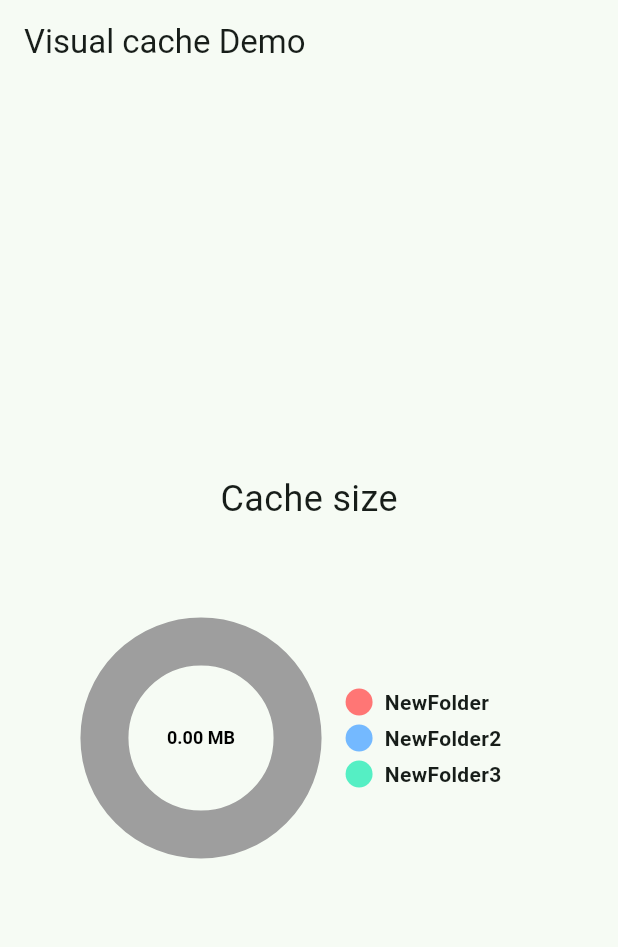
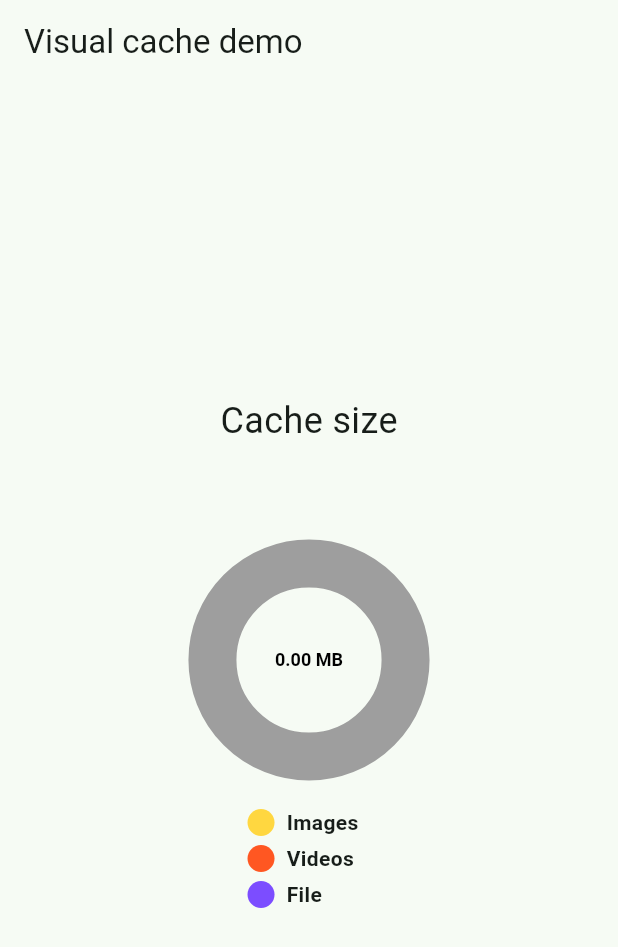
Before and after one commit to Smolla-ITc/visual_cache, a Flutter app: the screen it shows after launch, on a phone screen of 412 x 824 dp. Shown: the top 947 px of the screen. Run offline on Flutter 3.47's test engine with Material 2 defaults, Android fonts, the phone set to English and light mode, and no system bars; drawn by our look-alikes of pie_chart.

Commit message:
Version 1.0.0-betta.3

```diff
--- a/example/lib/main.dart
+++ b/example/lib/main.dart
@@ -1,5 +1,5 @@
 import 'package:flutter/material.dart';
-import 'package:visual_cache/widget/visual_widget.dart';
+import 'package:visual_cache/visual_cache.dart';
 
 void main() {
   runApp(const MyApp());
@@ -16,26 +16,19 @@ class MyApp extends StatelessWidget {
         colorScheme: ColorScheme.fromSeed(seedColor: Colors.greenAccent),
         useMaterial3: true,
       ),
-      home: const MyHomePage(title: 'Visual cache Demo'),
+      home: const VisualCacheDemo(),
     );
   }
 }
 
-class MyHomePage extends StatefulWidget {
-  const MyHomePage({super.key, required this.title});
+class VisualCacheDemo extends StatelessWidget {
+  const VisualCacheDemo({super.key});
 
-  final String title;
-
-  @override
-  State<MyHomePage> createState() => _MyHomePageState();
-}
-
-class _MyHomePageState extends State<MyHomePage> {
   @override
   Widget build(BuildContext context) {
     return Scaffold(
       appBar: AppBar(
-        title: Text(widget.title),
+        title: const Text('Visual cache demo'),
       ),
       body: const Center(
         child: Column(
@@ -45,9 +38,24 @@ class _MyHomePageState extends State<MyHomePage> {
               'Cache size',
               style: TextStyle(fontSize: 24),
             ),
-             SizedBox(height: 70,),
-
-             VisualCacheWidget(subdirectories: ['NewFolder','NewFolder2', 'NewFolder3'],)
+            SizedBox(height: 70),
+            VisualCache(
+              // 'Path to subdirectories ': 'Custom name subdirectories'
+              namedSubdirectories: {
+                'NewFolder': 'Images',
+                'NewFolder2': 'Videos',
+                'NewFolder3': 'File',
+              },
+              // Custom colors subdirectories
+              colorSubdirectories: [
+                Colors.amberAccent, // Images color
+                Colors.deepOrange, // Videos color
+                Colors.deepPurpleAccent, // File color
+                Colors
+                    .teal, // Add a final color for "Rest Cache" if you don't want it to be determined by itself
+              ],
+              showLegends: true, // Enable disable display of directory names
+            )
           ],
         ),
       ),
--- /dev/null
+++ b/lib/core/visual_constants.dart
@@ -0,0 +1,10 @@
+String formatSize(double sizeInBytes) {
+  const oneMB = 1024 * 1024;
+  const oneGB = 1024 * oneMB;
+
+  if (sizeInBytes >= oneGB) {
+    return '${(sizeInBytes / oneGB).toStringAsFixed(2)} GB';
+  } else {
+    return '${(sizeInBytes / oneMB).toStringAsFixed(2)} MB';
+  }
+}
--- /dev/null
+++ b/lib/core/visual_core.dart
@@ -0,0 +1,52 @@
+import 'dart:io';
+import 'package:flutter/material.dart';
+import 'package:path_provider/path_provider.dart';
+
+class VisualCacheCore {
+  /// Gets the cache directory and returns its size in MB or GB.
+  /// Gets the specified cache subdirectories and returns their total size in MB or GB.
+  /// If no subdirectories are specified, it returns the size of the entire cache directory.
+  Future<Map<String, int>> getCacheSizeDetails(
+      {List<String>? subdirectories}) async {
+    final cacheDir = await getTemporaryDirectory();
+    Map<String, int> sizes = {};
+
+    int totalCacheSize = await _calculateDirectorySize(cacheDir);
+    int specifiedDirsSize = 0;
+
+    if (subdirectories != null && subdirectories.isNotEmpty) {
+      for (var subdir in subdirectories) {
+        final subDirPath = Directory('${cacheDir.path}/$subdir');
+        if (await subDirPath.exists()) {
+          int subdirSize = await _calculateDirectorySize(subDirPath);
+          sizes[subdir] = subdirSize;
+          specifiedDirsSize += subdirSize;
+        } else {
+          sizes[subdir] = 0;
+        }
+      }
+    }
+
+    int remainingSize = totalCacheSize - specifiedDirsSize;
+    if (remainingSize > 0) {
+      sizes['Rest cache'] = remainingSize;
+    }
+    return sizes;
+  }
+
+  /// Recursively calculates the size of a directory and its subdirectories.
+  Future<int> _calculateDirectorySize(Directory dir) async {
+    int size = 0;
+    try {
+      final files = dir.listSync(recursive: true);
+      for (var file in files) {
+        if (file is File) {
+          size += await file.length();
+        }
+      }
+    } catch (e) {
+      debugPrint('Error calculating directory size: $e');
+    }
+    return size;
+  }
+}
--- a/lib/visual_cache.dart
+++ b/lib/visual_cache.dart
@@ -1,46 +1,76 @@
 library visual_cache;
 
-import 'dart:io';
 import 'package:flutter/material.dart';
-import 'package:path_provider/path_provider.dart';
+import 'package:pie_chart/pie_chart.dart';
+import 'package:visual_cache/core/visual_constants.dart';
+import 'package:visual_cache/core/visual_core.dart';
 
-class VisualCache {
-  /// Gets the cache directory and returns its size in MB or GB.
-  /// Gets the specified cache subdirectories and returns their total size in MB or GB.
-  /// If no subdirectories are specified, it returns the size of the entire cache directory.
-  Future<Map<String, int>> getCacheSizeDetails({List<String>? subdirectories}) async {
-    final cacheDir = await getTemporaryDirectory();
-    Map<String, int> sizes = {};
+class VisualCache extends StatelessWidget {
+  final Map<String, String> namedSubdirectories;
+  final List<Color> colorSubdirectories;
+  final bool showLegends;
 
-    if (subdirectories == null || subdirectories.isEmpty) {
-      sizes['Total Cache'] = await _calculateDirectorySize(cacheDir);
-    } else {
-      for (var subdir in subdirectories) {
-        final subDirPath = Directory('${cacheDir.path}/$subdir');
-        if (await subDirPath.exists()) {
-          sizes[subdir] = await _calculateDirectorySize(subDirPath);
+  const VisualCache({
+    super.key,
+    required this.namedSubdirectories,
+    required this.colorSubdirectories,
+    required this.showLegends,
+  });
+
+  @override
+  Widget build(BuildContext context) {
+    return FutureBuilder<Map<String, int>>(
+      future: VisualCacheCore().getCacheSizeDetails(
+          subdirectories: namedSubdirectories.keys.toList()),
+      builder: (context, snapshot) {
+        if (snapshot.connectionState == ConnectionState.waiting) {
+          return const SizedBox();
+        } else if (snapshot.hasError) {
+          return Text('Error: ${snapshot.error}');
+        } else if (snapshot.hasData) {
+          // Convert the data to a format suitable for the pie chart
+          final dataMap = <String, double>{};
+          double totalSizeInBytes = 0;
+
+          snapshot.data!.forEach((key, value) {
+            // Use the custom name if provided, else use the key itself
+            String displayName = namedSubdirectories[key] ?? key;
+            dataMap[displayName] =
+                value / (1024 * 1024).toDouble(); // Size in MB
+            totalSizeInBytes += value.toDouble();
+          });
+
+          return PieChart(
+            dataMap: dataMap,
+            animationDuration: const Duration(milliseconds: 800),
+            chartLegendSpacing: 32,
+            colorList: colorSubdirectories,
+            chartRadius: MediaQuery.of(context).size.width / 3.2,
+            chartType: ChartType.ring,
+            ringStrokeWidth: 32,
+            ///Total size
+            centerText: formatSize(totalSizeInBytes),
+
+            legendOptions: LegendOptions(
+              showLegendsInRow: false,
+              legendPosition: LegendPosition.bottom,
+              showLegends: showLegends,
+              legendTextStyle: const TextStyle(
+                fontWeight: FontWeight.bold,
+              ),
+            ),
+            chartValuesOptions: const ChartValuesOptions(
+              showChartValueBackground: false,
+              showChartValues: true,
+              showChartValuesInPercentage: true,
+              showChartValuesOutside: true,
+              decimalPlaces: 1,
+            ),
+          );
         } else {
-          sizes[subdir] = 0; // Or exclude this line if you don't want to show empty directories
+          return const Text('No data available');
         }
-      }
-    }
-
-    return sizes;
-  }
-
-  /// Recursively calculates the size of a directory and its subdirectories.
-  Future<int> _calculateDirectorySize(Directory dir) async {
-    int size = 0;
-    try {
-      final files = dir.listSync(recursive: true);
-      for (var file in files) {
-        if (file is File) {
-          size += await file.length();
-        }
-      }
-    } catch (e) {
-      debugPrint('Error calculating directory size: $e');
-    }
-    return size;
+      },
+    );
   }
 }
--- a/lib/widget/visual_widget.dart
+++ /dev/null
@@ -1,61 +0,0 @@
-import 'package:flutter/material.dart';
-import 'package:pie_chart/pie_chart.dart';
-import 'package:visual_cache/visual_cache.dart';
-
-class VisualCacheWidget extends StatelessWidget {
-  final List<String>? subdirectories;
-
-  const VisualCacheWidget({super.key, this.subdirectories});
-
-  @override
-  Widget build(BuildContext context) {
-    return FutureBuilder<Map<String, int>>(
-      future: VisualCache().getCacheSizeDetails(subdirectories: subdirectories),
-      builder: (context, snapshot) {
-        if (snapshot.connectionState == ConnectionState.waiting) {
-          return const SizedBox();
-        } else if (snapshot.hasError) {
-          return Text('Error: ${snapshot.error}');
-        } else if (snapshot.hasData) {
-          // Convert the data to a format suitable for the pie chart
-          final dataMap = <String, double>{
-
-          };
-          snapshot.data!.forEach((key, value) {
-            dataMap[key] = value / (1024 * 1024).toDouble(); // Size in MB
-          });
-
-          double totalSizeInMB = dataMap.values.fold(0, (sum, item) => sum + item);
-
-          return PieChart(
-            dataMap: dataMap,
-            animationDuration: const Duration(milliseconds: 800),
-            chartLegendSpacing: 32,
-            chartRadius: MediaQuery.of(context).size.width / 3.2,
-            chartType: ChartType.ring,
-            ringStrokeWidth: 32,
-            centerText: '${totalSizeInMB.toStringAsFixed(2)} MB',
-            legendOptions: const LegendOptions(
-              showLegendsInRow: false,
-              legendPosition: LegendPosition.right,
-              showLegends: true,
-              legendTextStyle: TextStyle(
-                fontWeight: FontWeight.bold,
-              ),
-            ),
-            chartValuesOptions: const ChartValuesOptions(
-
-              showChartValueBackground: false,
-              showChartValues: true,
-              showChartValuesInPercentage: true,
-              showChartValuesOutside: true,
-              decimalPlaces: 1,
-            ),
-          );
-        } else {
-          return const Text('No data available');
-        }
-      },
-    );
-  }
-}
--- a/pubspec.yaml
+++ b/pubspec.yaml
@@ -1,6 +1,6 @@
 name: visual_cache
 description: Visual Cache was created to help you see how much cache your application has accumulated.
-version: 1.0.0-betta.2
+version: 1.0.0-betta.3
 homepage: https://github.com/Smolla-ITc/visual_cache
 
 environment:
@@ -16,7 +16,7 @@ dependencies:
 dev_dependencies:
   flutter_test:
     sdk: flutter
-  flutter_lints: ^3.0.0
+  flutter_lints: ^3.0.1
 
 topics:
   - visual-cache
@@ -26,7 +26,7 @@ topics:
 
 screenshots:
   - description: 'Page of cache size'
-    path: image/scr1.png
+    path: image/scr2.png
 flutter:
   plugin:
     platforms:
```
Also changed, not shown: image/scr1.png (deleted), image/scr2.png (added), 2 other files.
